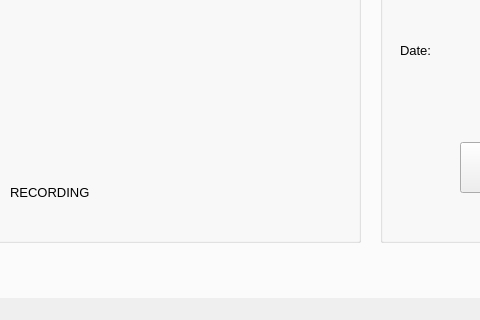
This is ACL/mainwindow.ui in Pocket99/3D_CNN_KNEE_FLEXION_ANGLE_ESTIMATION as Qt 5 draws it before an edit; both pictures show x 497 to 977 and y 400 to 720 of the 1280 by 720 pixel window. The edited form follows.
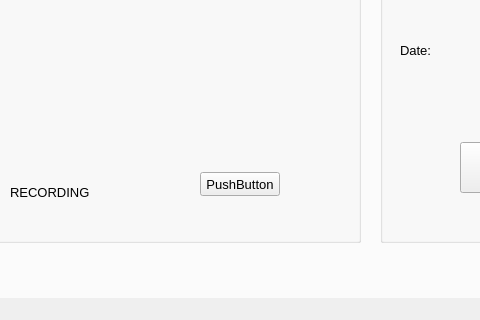
This is the edited form. The open tabs and pages were chosen to show the change.

Diff of the .ui file:
```diff
--- a/ACL/mainwindow.ui
+++ b/ACL/mainwindow.ui
@@ -276,6 +276,19 @@
         <string>RECORDING</string>
        </property>
       </widget>
+      <widget class="QPushButton" name="pushButton">
+       <property name="geometry">
+        <rect>
+         <x>640</x>
+         <y>520</y>
+         <width>80</width>
+         <height>24</height>
+        </rect>
+       </property>
+       <property name="text">
+        <string>PushButton</string>
+       </property>
+      </widget>
      </widget>
      <widget class="QGroupBox" name="groupBox_6">
       <property name="geometry">
```
Left out of the diff: 4 changed lines with no effect on the pictures.
